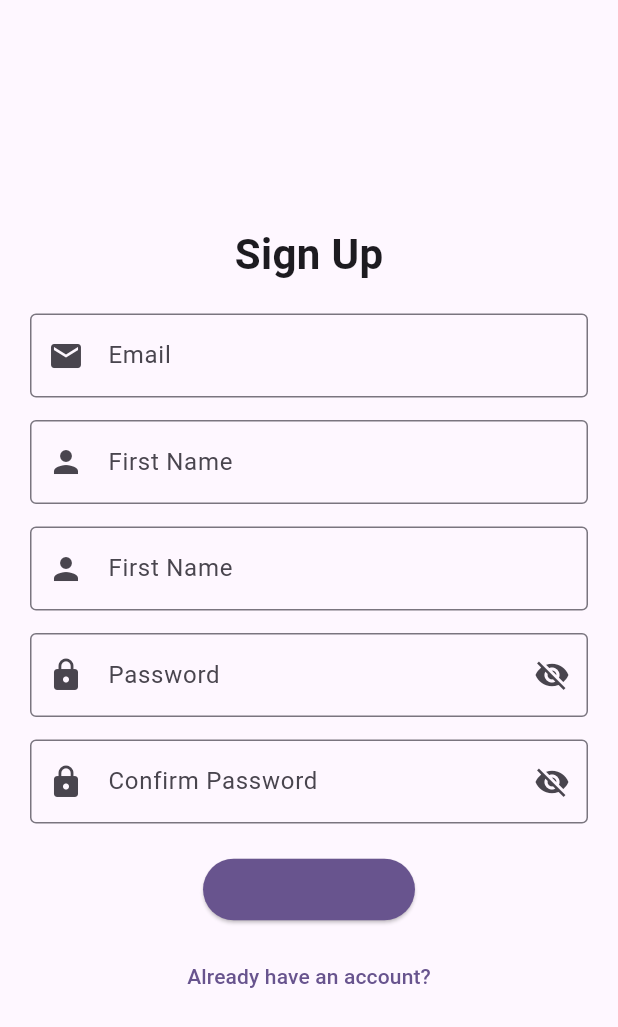
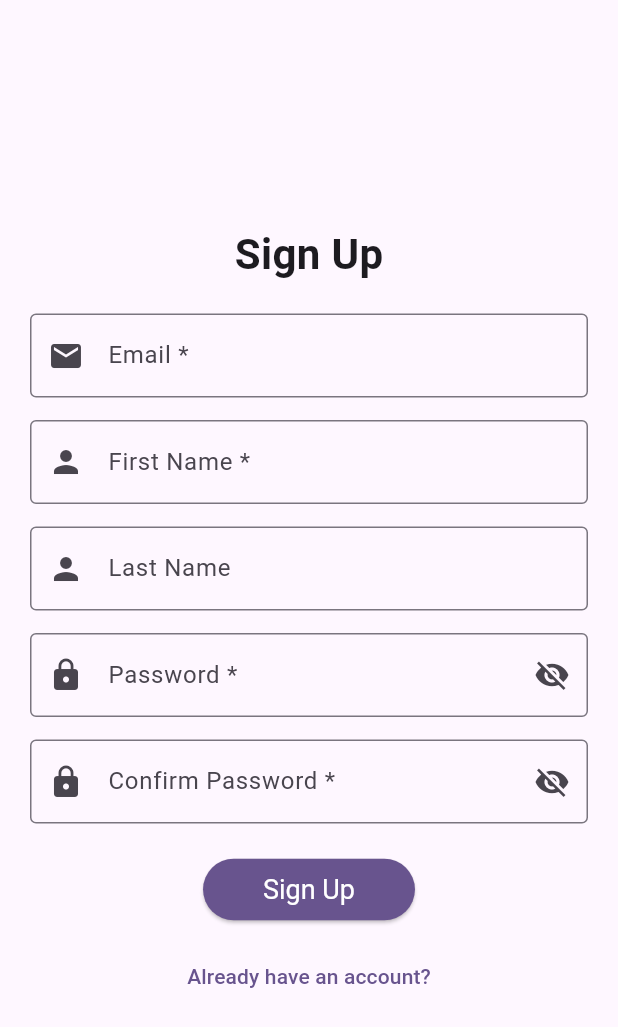
Before and after one commit to Jacob-32587/quick-attendance, a Flutter app: the Signup screen opened by its route, on a phone screen of 412 x 824 dp. Shown: the top 1027 px of the screen. Run offline on Flutter 3.47's test engine with Material 3 defaults, Android fonts, the phone set to English and light mode, and no system bars; our stand-ins replace easy_date_timeline, get.

Commit message:
Add required asterisks to signup forms

```diff
--- a/client/lib/pages/auth/signup.dart
+++ b/client/lib/pages/auth/signup.dart
@@ -57,7 +57,7 @@ class _SignupState extends State<Signup> {
                   controller: _emailController,
                   keyboardType: TextInputType.emailAddress,
                   decoration: InputDecoration(
-                    labelText: "Email",
+                    labelText: "Email *",
                     border: OutlineInputBorder(),
                     prefixIcon: const Icon(Icons.email),
                   ),
@@ -78,7 +78,7 @@ class _SignupState extends State<Signup> {
                   controller: _firstNameController,
                   keyboardType: TextInputType.name,
                   decoration: InputDecoration(
-                    labelText: "First Name",
+                    labelText: "First Name *",
                     border: OutlineInputBorder(),
                     prefixIcon: const Icon(Icons.person),
                   ),
@@ -94,7 +94,7 @@ class _SignupState extends State<Signup> {
                   controller: _lastNameController,
                   keyboardType: TextInputType.name,
                   decoration: InputDecoration(
-                    labelText: "First Name",
+                    labelText: "Last Name",
                     border: OutlineInputBorder(),
                     prefixIcon: const Icon(Icons.person),
                   ),
@@ -108,7 +108,7 @@ class _SignupState extends State<Signup> {
                   controller: _passwordController,
                   obscureText: !_isPasswordVisible,
                   decoration: InputDecoration(
-                    labelText: "Password",
+                    labelText: "Password *",
                     border: OutlineInputBorder(),
                     prefixIcon: const Icon(Icons.lock),
                     suffixIcon: IconButton(
@@ -139,7 +139,7 @@ class _SignupState extends State<Signup> {
                   controller: _confirmPasswordController,
                   obscureText: !_isConfirmPasswordVisible,
                   decoration: InputDecoration(
-                    labelText: "Confirm Password",
+                    labelText: "Confirm Password *",
                     border: OutlineInputBorder(),
                     prefixIcon: const Icon(Icons.lock),
                     suffixIcon: IconButton(
@@ -169,6 +169,7 @@ class _SignupState extends State<Signup> {
                   style: ElevatedButton.styleFrom(
                     padding: EdgeInsets.symmetric(vertical: 10, horizontal: 40),
                     textStyle: TextStyle(fontSize: 18),
+                    foregroundColor: Theme.of(context).colorScheme.onPrimary,
                     backgroundColor: Theme.of(context).colorScheme.primary,
                   ),
                   child: Text("Sign Up"),
```
